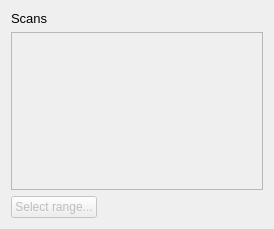
First picture: the form in falconer/ui/scans.ui, repository EarToEarOak/Wild-Find, before the edit.
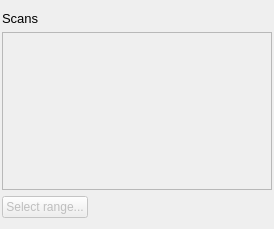
Second picture: the form after the edit.

What changed in the file:
```diff
--- a/falconer/ui/scans.ui
+++ b/falconer/ui/scans.ui
@@ -20,6 +20,12 @@
    <string>Form</string>
   </property>
   <layout class="QVBoxLayout" name="verticalLayout">
+   <property name="leftMargin">
+    <number>2</number>
+   </property>
+   <property name="rightMargin">
+    <number>2</number>
+   </property>
    <item>
     <widget class="QLabel" name="label">
      <property name="font">
```
Left out of the diff: 3 changed lines with no effect on the pictures.
